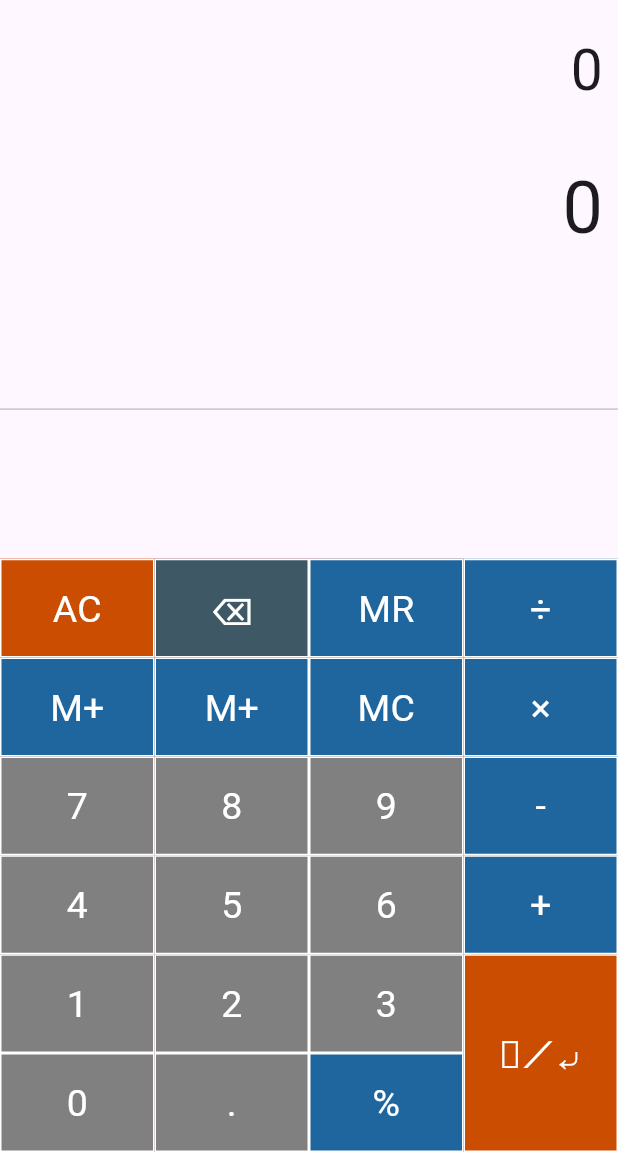
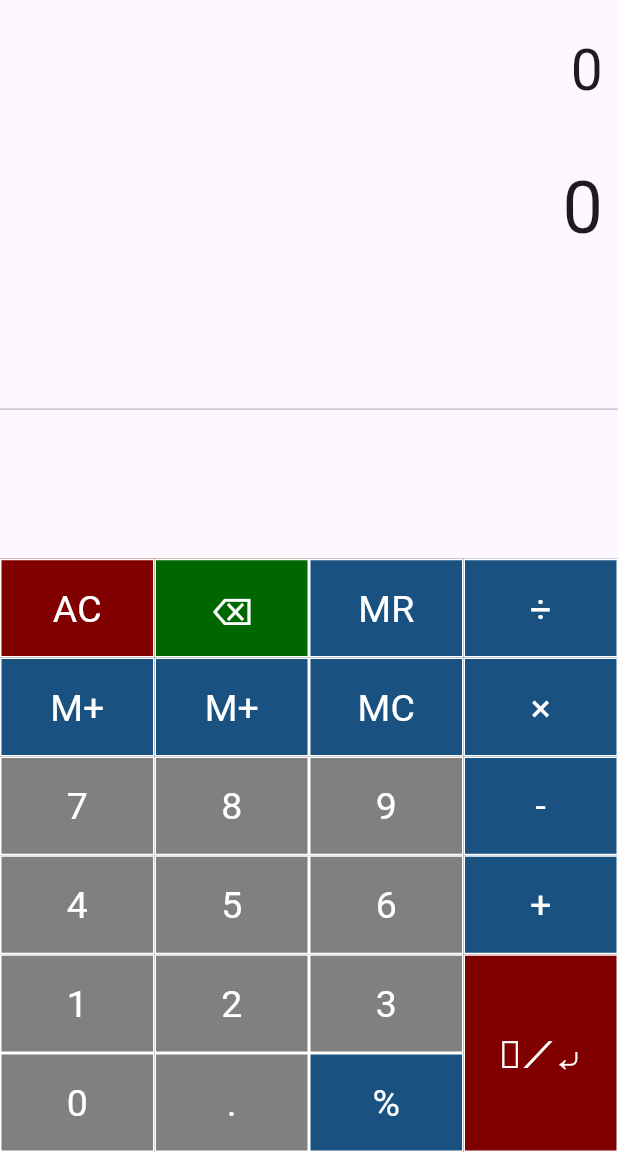
Before and after one commit to surajgond07/calculator, a Flutter app: the screen it shows after launch, on a phone screen of 412 x 824 dp, the part 84-1236 px from its top. Run offline on Flutter 3.47's test engine with Material 3 defaults, Android fonts, the phone set to English and light mode, and no system bars.

Commit message:
Button Color changed as final

```diff
--- a/lib/main.dart
+++ b/lib/main.dart
@@ -133,30 +133,24 @@ class _SimpleCalculatorState extends State<SimpleCalculator> {
                       children: [
                         // unicode symbol
                         // https://www.fileformat.info/info/unicode/category/Sm/list.htm
-                        // buildButton("AC", 1, const Color(0xFFe62e00)),
-                        buildButton("AC", 1, const Color(0xFFcb4d02)),
-                        // buildButton("⌫", 1, Colors.blueGrey),
-                        buildButton("⌫", 1, const Color(0xFF3e5965)),
-                        // buildButton("÷", 1, Colors.blue),
-                        // buildButton("÷", 1, const Color(0xFF1f669f)),
-                        buildButton("MR", 1, const Color(0xFF1f669f)),
-                        // buildButton("÷", 1, const Color(0xFF6c949e)),
+                        //https://www.hotsymbol.com/symbol/arrow-pointing-downwards-then-curving-leftwards
+
+                        buildButton("AC", 1, const Color(0xFF800000)),
+
+                        buildButton("⌫", 1, const Color(0xFF006600)),
+
+                        buildButton("MR", 1, const Color(0xFF195280)),
                       ],
                     ),
                     TableRow(
                       children: [
-                        // unicode symbol
-                        // https://www.fileformat.info/info/unicode/category/Sm/list.htm
-
-                        buildButton("M+", 1, const Color(0xFF1f669f)),
-                        buildButton("M+", 1, const Color(0xFF1f669f)),
-                        buildButton("MC", 1, const Color(0xFF1f669f)),
+                        buildButton("M+", 1, const Color(0xFF195280)),
+                        buildButton("M+", 1, const Color(0xFF195280)),
+                        buildButton("MC", 1, const Color(0xFF195280)),
                       ],
                     ),
                     TableRow(
                       children: [
-                        // unicode symbol
-                        // https://www.fileformat.info/info/unicode/category/Sm/list.htm
                         buildButton("7", 1, const Color(0xFF808080)),
                         buildButton("8", 1, const Color(0xFF808080)),
                         buildButton("9", 1, const Color(0xFF808080)),
@@ -164,8 +158,6 @@ class _SimpleCalculatorState extends State<SimpleCalculator> {
                     ),
                     TableRow(
                       children: [
-                        // unicode symbol
-                        // https://www.fileformat.info/info/unicode/category/Sm/list.htm
                         buildButton("4", 1, const Color(0xFF808080)),
                         buildButton("5", 1, const Color(0xFF808080)),
                         buildButton("6", 1, const Color(0xFF808080)),
@@ -173,8 +165,6 @@ class _SimpleCalculatorState extends State<SimpleCalculator> {
                     ),
                     TableRow(
                       children: [
-                        // unicode symbol
-                        // https://www.fileformat.info/info/unicode/category/Sm/list.htm
                         buildButton("1", 1, const Color(0xFF808080)),
                         buildButton("2", 1, const Color(0xFF808080)),
                         buildButton("3", 1, const Color(0xFF808080)),
@@ -182,11 +172,9 @@ class _SimpleCalculatorState extends State<SimpleCalculator> {
                     ),
                     TableRow(
                       children: [
-                        // unicode symbol
-                        // https://www.fileformat.info/info/unicode/category/Sm/list.htm
                         buildButton("0", 1, const Color(0xFF808080)),
                         buildButton(".", 1, const Color(0xFF808080)),
-                        buildButton("%", 1, const Color(0xFF1f669f)),
+                        buildButton("%", 1, const Color(0xFF195280)),
                       ],
                     ),
                   ],
@@ -197,22 +185,19 @@ class _SimpleCalculatorState extends State<SimpleCalculator> {
                 child: Table(
                   children: [
                     TableRow(children: [
-                      buildButton("÷", 1, const Color(0xFF1f669f)),
+                      buildButton("÷", 1, const Color(0xFF195280)),
                     ]),
                     TableRow(children: [
-                      buildButton("×", 1, const Color(0xFF1f669f)),
+                      buildButton("×", 1, const Color(0xFF195280)),
                     ]),
                     TableRow(children: [
-                      buildButton("-", 1, const Color(0xFF1f669f)),
+                      buildButton("-", 1, const Color(0xFF195280)),
                     ]),
                     TableRow(children: [
-                      buildButton("+", 1, const Color(0xFF1f669f)),
+                      buildButton("+", 1, const Color(0xFF195280)),
                     ]),
                     TableRow(children: [
-                      //https://www.hotsymbol.com/symbol/arrow-pointing-downwards-then-curving-leftwards
-                      // buildButton("⁼⟋⤶", 2, const Color(0xFFbc622d)),
-                      buildButton("⁼⟋⤶", 2, const Color(0xFFcb4d02)),
-                      // buildButton("=", 2, Colors.redAccent),
+                      buildButton("⁼⟋⤶", 2, const Color(0xFF800000)),
                     ]),
                   ],
                 ),
```
